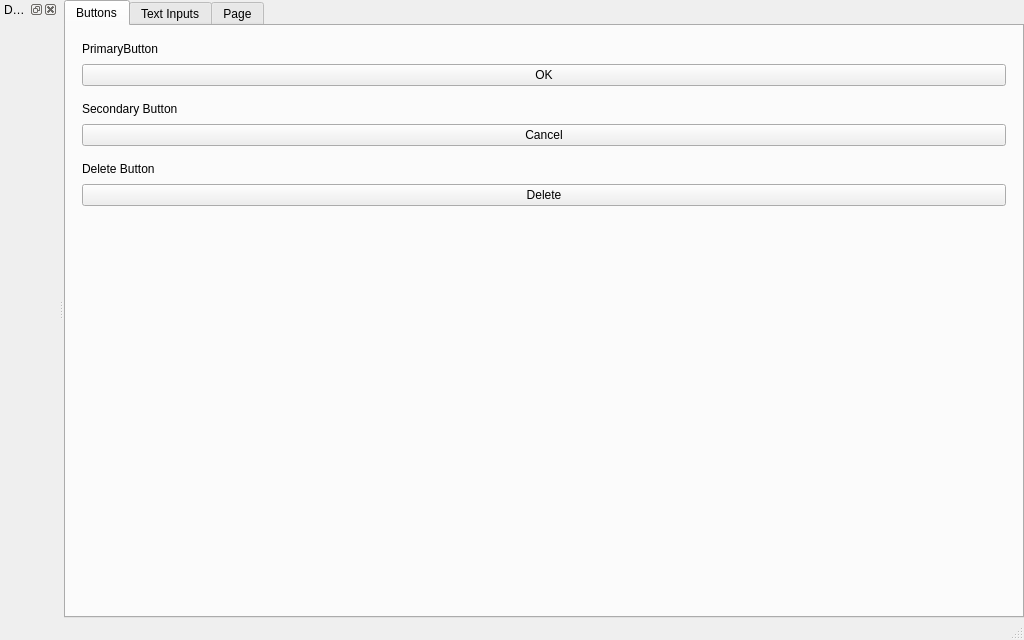
eknowles/carbon-qt-theme, file src/demo.ui: the form before one commit.
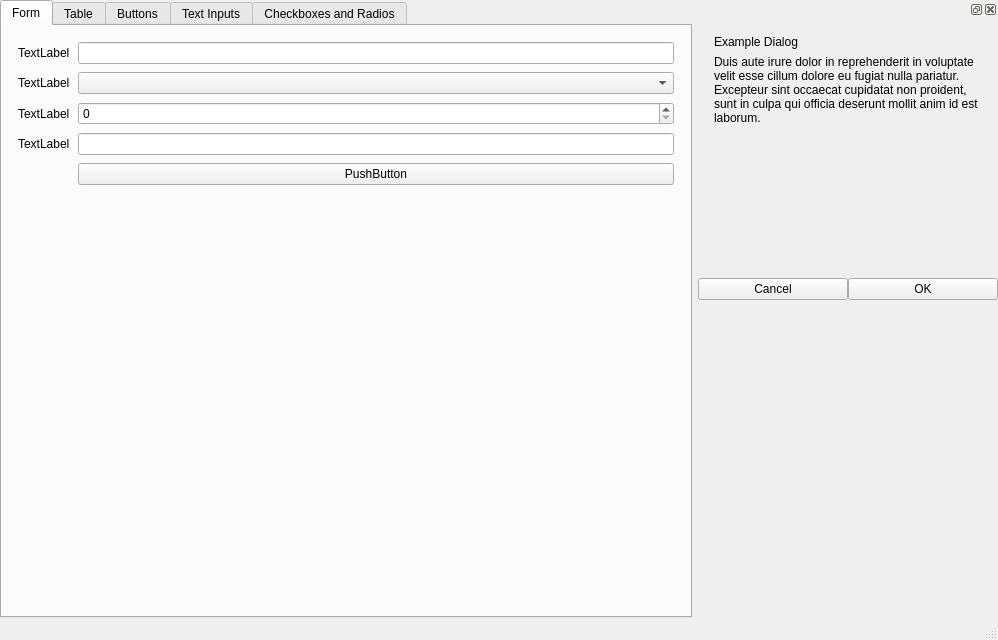
The form after the commit. The open tabs and pages were chosen to show the change.

```diff
--- a/src/demo.ui
+++ b/src/demo.ui
@@ -6,10 +6,16 @@
    <rect>
     <x>0</x>
     <y>0</y>
-    <width>1024</width>
+    <width>998</width>
     <height>640</height>
    </rect>
   </property>
+  <property name="sizePolicy">
+   <sizepolicy hsizetype="Preferred" vsizetype="Expanding">
+    <horstretch>0</horstretch>
+    <verstretch>0</verstretch>
+   </sizepolicy>
+  </property>
   <property name="windowTitle">
    <string>MainWindow</string>
   </property>
@@ -20,6 +26,9 @@
    <string notr="true">/* QSS */</string>
   </property>
   <widget class="QWidget" name="centralwidget">
+   <property name="autoFillBackground">
+    <bool>true</bool>
+   </property>
    <layout class="QVBoxLayout" name="verticalLayout">
     <property name="spacing">
      <number>0</number>
@@ -41,9 +50,15 @@
       <property name="statusTip">
        <string/>
       </property>
+      <property name="autoFillBackground">
+       <bool>true</bool>
+      </property>
       <property name="tabPosition">
        <enum>QTabWidget::North</enum>
       </property>
+      <property name="tabShape">
+       <enum>QTabWidget::Rounded</enum>
+      </property>
       <property name="currentIndex">
        <number>2</number>
       </property>
@@ -62,6 +77,192 @@
       <property name="tabBarAutoHide">
        <bool>false</bool>
       </property>
+      <widget class="QWidget" name="tab_4">
+       <attribute name="title">
+        <string>Form</string>
+       </attribute>
+       <layout class="QVBoxLayout" name="verticalLayout_19">
+        <property name="spacing">
+         <number>0</number>
+        </property>
+        <property name="leftMargin">
+         <number>0</number>
+        </property>
+        <property name="topMargin">
+         <number>0</number>
+        </property>
+        <property name="rightMargin">
+         <number>0</number>
+        </property>
+        <property name="bottomMargin">
+         <number>0</number>
+        </property>
+        <item>
+         <widget class="QWidget" name="widget_11" native="true">
+          <layout class="QFormLayout" name="formLayout">
+           <property name="fieldGrowthPolicy">
+            <enum>QFormLayout::AllNonFixedFieldsGrow</enum>
+           </property>
+           <property name="labelAlignment">
+            <set>Qt::AlignCenter</set>
+           </property>
+           <property name="formAlignment">
+            <set>Qt::AlignHCenter|Qt::AlignTop</set>
+           </property>
+           <property name="horizontalSpacing">
+            <number>8</number>
+           </property>
+           <property name="verticalSpacing">
+            <number>8</number>
+           </property>
+           <property name="leftMargin">
+            <number>16</number>
+           </property>
+           <property name="topMargin">
+            <number>16</number>
+           </property>
+           <property name="rightMargin">
+            <number>16</number>
+           </property>
+           <property name="bottomMargin">
+            <number>16</number>
+           </property>
+           <item row="0" column="0">
+            <widget class="QLabel" name="label_16">
+             <property name="text">
+              <string>TextLabel</string>
+             </property>
+            </widget>
+           </item>
+           <item row="0" column="1">
+            <widget class="QLineEdit" name="lineEdit_3"/>
+           </item>
+           <item row="1" column="0">
+            <widget class="QLabel" name="label_17">
+             <property name="text">
+              <string>TextLabel</string>
+             </property>
+            </widget>
+           </item>
+           <item row="1" column="1">
+            <widget class="QComboBox" name="comboBox"/>
+           </item>
+           <item row="2" column="1">
+            <widget class="QSpinBox" name="spinBox_2"/>
+           </item>
+           <item row="2" column="0">
+            <widget class="QLabel" name="label_18">
+             <property name="text">
+              <string>TextLabel</string>
+             </property>
+            </widget>
+           </item>
+           <item row="3" column="1">
+            <widget class="QLineEdit" name="lineEdit_4"/>
+           </item>
+           <item row="3" column="0">
+            <widget class="QLabel" name="label_19">
+             <property name="text">
+              <string>TextLabel</string>
+             </property>
+            </widget>
+           </item>
+           <item row="4" column="1">
+            <widget class="QPushButton" name="pushButton_5">
+             <property name="text">
+              <string>PushButton</string>
+             </property>
+            </widget>
+           </item>
+          </layout>
+         </widget>
+        </item>
+       </layout>
+      </widget>
+      <widget class="QWidget" name="tab_5">
+       <attribute name="title">
+        <string>Table</string>
+       </attribute>
+       <layout class="QVBoxLayout" name="verticalLayout_20">
+        <property name="leftMargin">
+         <number>16</number>
+        </property>
+        <property name="topMargin">
+         <number>16</number>
+        </property>
+        <property name="rightMargin">
+         <number>16</number>
+        </property>
+        <property name="bottomMargin">
+         <number>16</number>
+        </property>
+        <item>
+         <widget class="QTableWidget" name="tableWidget">
+          <property name="showGrid">
+           <bool>false</bool>
+          </property>
+          <property name="gridStyle">
+           <enum>Qt::SolidLine</enum>
+          </property>
+          <property name="sortingEnabled">
+           <bool>true</bool>
+          </property>
+          <attribute name="horizontalHeaderStretchLastSection">
+           <bool>true</bool>
+          </attribute>
+          <attribute name="verticalHeaderVisible">
+           <bool>false</bool>
+          </attribute>
+          <attribute name="verticalHeaderStretchLastSection">
+           <bool>false</bool>
+          </attribute>
+          <row>
+           <property name="text">
+            <string>New Row</string>
+           </property>
+          </row>
+          <row>
+           <property name="text">
+            <string>New Row</string>
+           </property>
+          </row>
+          <row>
+           <property name="text">
+            <string>New Row</string>
+           </property>
+          </row>
+          <column>
+           <property name="text">
+            <string>New Column</string>
+           </property>
+          </column>
+          <column>
+           <property name="text">
+            <string>New Column</string>
+           </property>
+          </column>
+          <column>
+           <property name="text">
+            <string>New Column</string>
+           </property>
+          </column>
+         </widget>
+        </item>
+        <item>
+         <spacer name="verticalSpacer_5">
+          <property name="orientation">
+           <enum>Qt::Vertical</enum>
+          </property>
+          <property name="sizeHint" stdset="0">
+           <size>
+            <width>20</width>
+            <height>40</height>
+           </size>
+          </property>
+         </spacer>
+        </item>
+       </layout>
+      </widget>
       <widget class="QWidget" name="tab">
        <attribute name="title">
         <string>Buttons</string>
@@ -469,7 +670,7 @@
       </widget>
       <widget class="QWidget" name="tab_3">
        <attribute name="title">
-        <string>Page</string>
+        <string>Checkboxes and Radios</string>
        </attribute>
        <layout class="QVBoxLayout" name="verticalLayout_14">
         <property name="spacing">
@@ -568,24 +769,159 @@
    </property>
   </widget>
   <widget class="QStatusBar" name="statusbar"/>
-  <widget class="QDockWidget" name="dockWidget">
-   <property name="statusTip">
-    <string>Dock Widget</string>
+  <widget class="QDockWidget" name="dockWidget_2">
+   <property name="minimumSize">
+    <size>
+     <width>300</width>
+     <height>300</height>
+    </size>
    </property>
-   <property name="autoFillBackground">
-    <bool>false</bool>
+   <property name="maximumSize">
+    <size>
+     <width>0</width>
+     <height>0</height>
+    </size>
    </property>
    <property name="floating">
     <bool>false</bool>
    </property>
-   <property name="windowTitle">
-    <string>Dock Widget Title</string>
-   </property>
    <attribute name="dockWidgetArea">
-    <number>1</number>
+    <number>2</number>
    </attribute>
-   <widget class="QWidget" name="dockWidgetContents">
-    <layout class="QHBoxLayout" name="horizontalLayout"/>
+   <widget class="QWidget" name="dockWidgetContents_2">
+    <layout class="QVBoxLayout" name="verticalLayout_17">
+     <property name="spacing">
+      <number>0</number>
+     </property>
+     <property name="leftMargin">
+      <number>0</number>
+     </property>
+     <property name="topMargin">
+      <number>0</number>
+     </property>
+     <property name="rightMargin">
+      <number>0</number>
+     </property>
+     <property name="bottomMargin">
+      <number>0</number>
+     </property>
+     <item>
+      <widget class="QWidget" name="widget_10" native="true">
+       <property name="sizePolicy">
+        <sizepolicy hsizetype="Preferred" vsizetype="Maximum">
+         <horstretch>0</horstretch>
+         <verstretch>0</verstretch>
+        </sizepolicy>
+       </property>
+       <layout class="QVBoxLayout" name="verticalLayout_18">
+        <property name="leftMargin">
+         <number>16</number>
+        </property>
+        <property name="topMargin">
+         <number>16</number>
+        </property>
+        <property name="rightMargin">
+         <number>16</number>
+        </property>
+        <property name="bottomMargin">
+         <number>16</number>
+        </property>
+        <item>
+         <widget class="QLabel" name="label_14">
+          <property name="text">
+           <string>Example Dialog</string>
+          </property>
+         </widget>
+        </item>
+        <item>
+         <widget class="QLabel" name="label_15">
+          <property name="maximumSize">
+           <size>
+            <width>300</width>
+            <height>300</height>
+           </size>
+          </property>
+          <property name="text">
+           <string>Duis aute irure dolor in reprehenderit in voluptate velit esse cillum dolore eu fugiat nulla pariatur. Excepteur sint occaecat cupidatat non proident, sunt in culpa qui officia deserunt mollit anim id est laborum.</string>
+          </property>
+          <property name="textFormat">
+           <enum>Qt::RichText</enum>
+          </property>
+          <property name="scaledContents">
+           <bool>false</bool>
+          </property>
+          <property name="wordWrap">
+           <bool>true</bool>
+          </property>
+          <property name="indent">
+           <number>0</number>
+          </property>
+          <property name="openExternalLinks">
+           <bool>false</bool>
+          </property>
+          <property name="buddy">
+           <cstring>asdasd</cstring>
+          </property>
+         </widget>
+        </item>
+       </layout>
+      </widget>
+     </item>
+     <item>
+      <spacer name="verticalSpacer_4">
+       <property name="orientation">
+        <enum>Qt::Vertical</enum>
+       </property>
+       <property name="sizeHint" stdset="0">
+        <size>
+         <width>20</width>
+         <height>63</height>
+        </size>
+       </property>
+      </spacer>
+     </item>
+     <item>
+      <widget class="QWidget" name="widget_9" native="true">
+       <layout class="QHBoxLayout" name="horizontalLayout_2">
+        <property name="spacing">
+         <number>0</number>
+        </property>
+        <property name="leftMargin">
+         <number>0</number>
+        </property>
+        <property name="topMargin">
+         <number>48</number>
+        </property>
+        <property name="rightMargin">
+         <number>0</number>
+        </property>
+        <property name="bottomMargin">
+         <number>0</number>
+        </property>
+        <item>
+         <widget class="QPushButton" name="pushButton_6">
+          <property name="text">
+           <string>Cancel</string>
+          </property>
+          <property name="default">
+           <bool>false</bool>
+          </property>
+         </widget>
+        </item>
+        <item>
+         <widget class="QPushButton" name="pushButton_7">
+          <property name="text">
+           <string>OK</string>
+          </property>
+          <property name="default">
+           <bool>false</bool>
+          </property>
+         </widget>
+        </item>
+       </layout>
+      </widget>
+     </item>
+    </layout>
    </widget>
   </widget>
  </widget>
```
Left out of the diff: 170 changed lines with no effect on the pictures.
